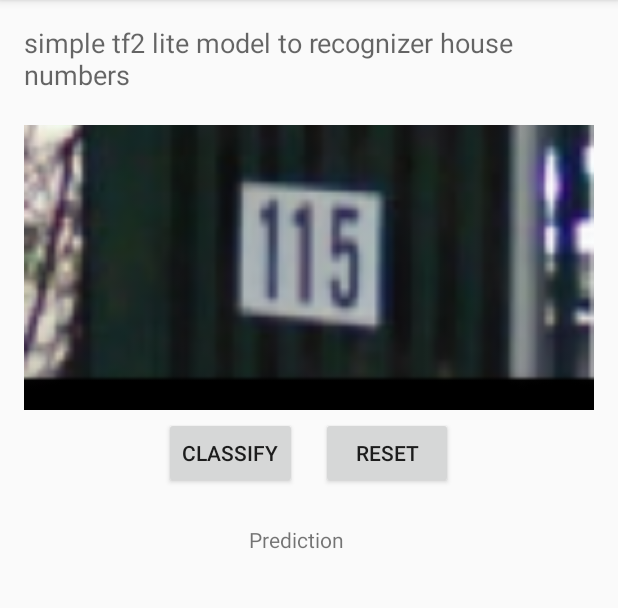
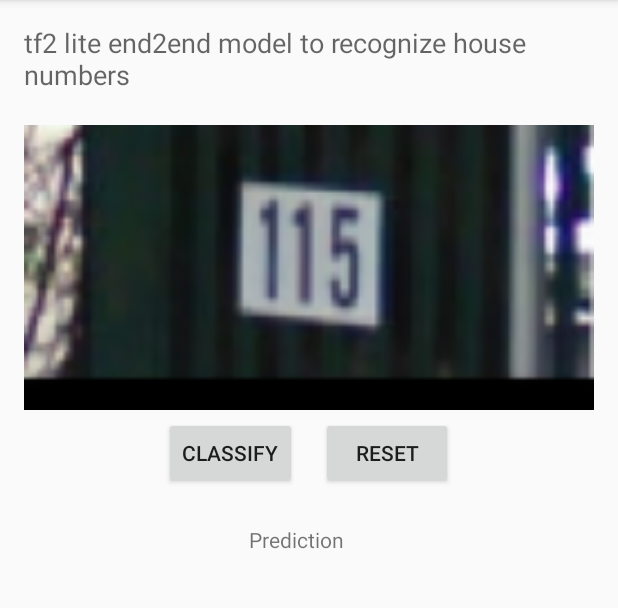
Before and after one commit to prikibak/MO_4sem, an Android app: the screen it shows after launch (MainActivity), after a tap on an icon or button, on a phone screen of 412 x 824 dp, the part 84-692 px from its top. Run offline under Robolectric (Android 15) with nearby library versions, the light colour scheme and no system bars; libraries missing offline, so code that uses them is left out: com.vansuita.pickimage, org.tensorflow.lite; plain views replace CustomView; 2 statements that could not run were skipped.

Commit message:
lite refactor

```diff
--- a/laba4/DigitRecognizeJava/app/src/main/java/com/mzm/sample/digit_recognizer/MainActivity.java
+++ b/laba4/DigitRecognizeJava/app/src/main/java/com/mzm/sample/digit_recognizer/MainActivity.java
@@ -50,7 +50,7 @@ public class MainActivity extends AppCompatActivity implements View.OnClickListe
                     if (v.equals(sampleImageView)) {
                         Toast toast = Toast.makeText(
                                 getApplicationContext(),
-                                "Для лучшего результата нужно горизонтальное фото",
+                                "Для получения наилучшего результата выберите горизонтальное фото",
                                 Toast.LENGTH_LONG
                         );
                         toast.show();
--- a/laba4/DigitRecognizeJava/app/src/main/res/values/strings.xml
+++ b/laba4/DigitRecognizeJava/app/src/main/res/values/strings.xml
@@ -1,4 +1,4 @@
 <resources>
     <string name="app_name">House Numbers Taleckij 858601</string>
-    <string name="about_app">simple tf2 lite model to recognizer house numbers</string>
+    <string name="about_app">tf2 lite end2end model to recognize house numbers</string>
 </resources>
```
